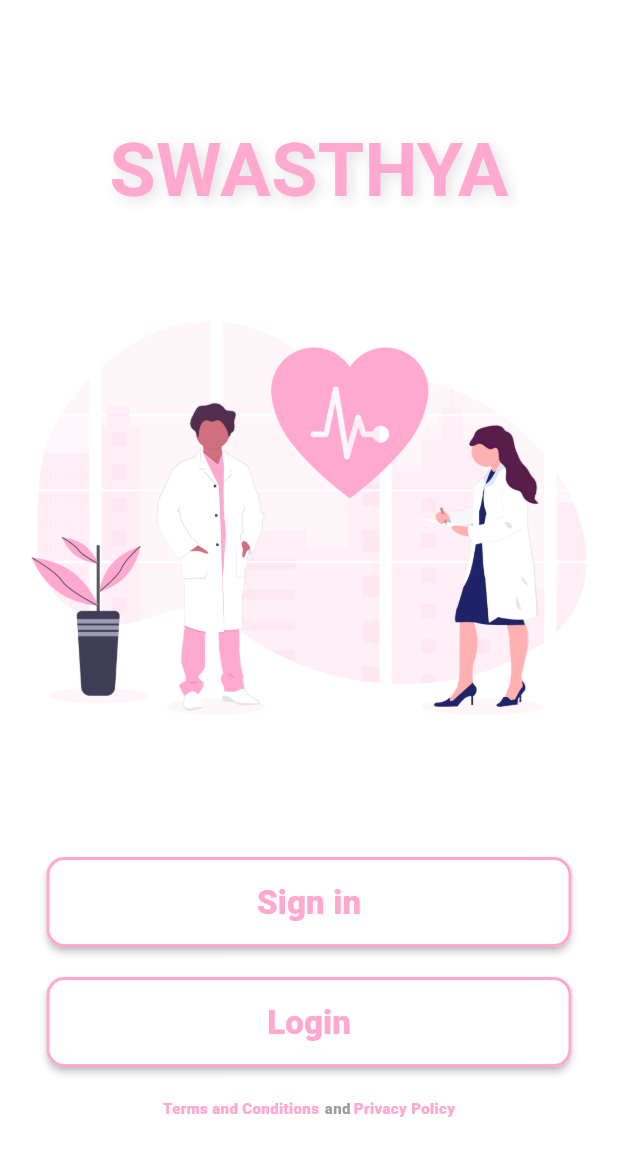
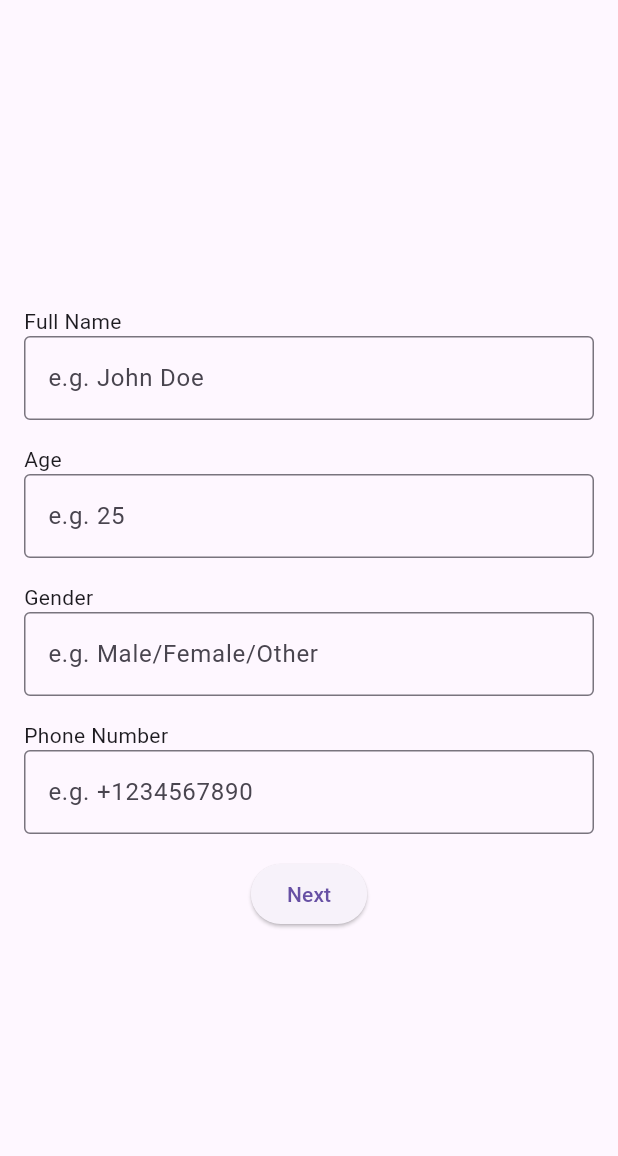
Before and after one commit to Rvaibhavv/medicalapp-flutter, a Flutter app: the screen it shows after launch, after a tap on "Sign in", on a phone screen of 412 x 824 dp. Shown: the top 1156 px of the screen. Run offline on Flutter 3.47's test engine with Material 3 defaults, Android fonts, the phone set to English and light mode, and no system bars; Roboto replaces fonts that are missing (Poppins).

Commit message:
sign in pages

```diff
--- a/swasthya/lib/screens/authentication/choose.dart
+++ b/swasthya/lib/screens/authentication/choose.dart
@@ -1,7 +1,8 @@
 import 'package:flutter/material.dart';
 import 'package:swasthya/screens/authentication/terms.dart';
 import 'package:swasthya/screens/authentication/privacy.dart';
-
+import 'package:swasthya/screens/bottomnav.dart';
+import 'package:swasthya/screens/authentication/signin1.dart';
 class Choose extends StatefulWidget {
   const Choose({super.key});
 
@@ -49,7 +50,14 @@ class _ChooseState extends State<Choose> {
                 height: 60,
                 width: 350, // Increased width
                 child: MaterialButton(
-                  onPressed: () {},
+                   onPressed: () {
+                        Navigator.pushReplacement(
+                          context,
+                          MaterialPageRoute(
+                              builder: (context) =>
+                                  SignIn1Screen()), // Your home screen widget
+                        );
+                      },
                   color: Colors.white, // Button background is white
                   padding: const EdgeInsets.symmetric(vertical: 15),
                   shape: RoundedRectangleBorder(
@@ -73,7 +81,15 @@ class _ChooseState extends State<Choose> {
                 height: 60,
                 width: 350, // Increased width
                 child: MaterialButton(
-                  onPressed: () {},
+                  onPressed: () {
+                        Navigator.pushReplacement(
+                          context,
+                          MaterialPageRoute(
+                              builder: (context) =>
+                                  BottomNavScreen()), // Your home screen widget
+                        );
+
+                  },
                   color: Colors.white, // Button background is white
                   padding: const EdgeInsets.symmetric(vertical: 15),
                   shape: RoundedRectangleBorder(
--- /dev/null
+++ b/swasthya/lib/screens/authentication/signin1.dart
@@ -0,0 +1,101 @@
+import 'package:flutter/material.dart';
+import 'package:flutter/widgets.dart';
+import 'signin2.dart';
+
+class SignIn1Screen extends StatefulWidget {
+  @override
+  _SignIn1ScreenState createState() => _SignIn1ScreenState();
+}
+
+class _SignIn1ScreenState extends State<SignIn1Screen> {
+  final _formKey = GlobalKey<FormState>();
+  final TextEditingController _nameController = TextEditingController();
+  final TextEditingController _ageController = TextEditingController();
+  final TextEditingController _genderController = TextEditingController();
+  final TextEditingController _phoneController = TextEditingController();
+
+  void _nextScreen() {
+    if (_formKey.currentState!.validate()) {
+      String name = _nameController.text;
+      String age = _ageController.text;
+      String gender = _genderController.text;
+      String phone = _phoneController.text;
+
+      print('Name: $name');
+      print('Age: $age');
+      print('Gender: $gender');
+      print('Phone: $phone');
+
+      Navigator.push(
+        context,
+        MaterialPageRoute(
+          builder: (context) => SignIn2Screen(
+            name: name,
+            age: age,
+            gender: gender,
+            phone: phone,
+          ),
+        ),
+      );
+    }
+  }
+
+  @override
+  Widget build(BuildContext context) {
+    return Scaffold(
+      body: Padding(
+        padding: const EdgeInsets.all(16.0),
+        child: Form(
+          key: _formKey,
+          child: Column(
+            mainAxisAlignment: MainAxisAlignment.center,
+            children: [
+              Align(alignment: Alignment.centerLeft, child: Text('Full Name')),
+              TextFormField(
+                controller: _nameController,
+                decoration: InputDecoration(
+                  hintText: 'e.g. John Doe',
+                  border: OutlineInputBorder(),
+                ),
+              ),
+              SizedBox(height: 16.0),
+              Align(alignment: Alignment.centerLeft, child: Text('Age')),
+              TextFormField(
+                controller: _ageController,
+                keyboardType: TextInputType.number,
+                decoration: InputDecoration(
+                  hintText: 'e.g. 25',
+                  border: OutlineInputBorder(),
+                ),
+              ),
+              SizedBox(height: 16.0),
+              Align(alignment: Alignment.centerLeft, child: Text('Gender')),
+              TextFormField(
+                controller: _genderController,
+                decoration: InputDecoration(
+                  hintText: 'e.g. Male/Female/Other',
+                  border: OutlineInputBorder(),
+                ),
+              ),
+              SizedBox(height: 16.0),
+              Align(alignment: Alignment.centerLeft, child: Text('Phone Number')),
+              TextFormField(
+                controller: _phoneController,
+                keyboardType: TextInputType.phone,
+                decoration: InputDecoration(
+                  hintText: 'e.g. +1234567890',
+                  border: OutlineInputBorder(),
+                ),
+              ),
+              SizedBox(height: 16.0),
+              ElevatedButton(
+                onPressed: _nextScreen,
+                child: Text('Next'),
+              ),
+            ],
+          ),
+        ),
+      ),
+    );
+  }
+}
```
Also changed, not shown: swasthya/lib/screens/authentication/signin2.dart (added, +109 -0 lines).
